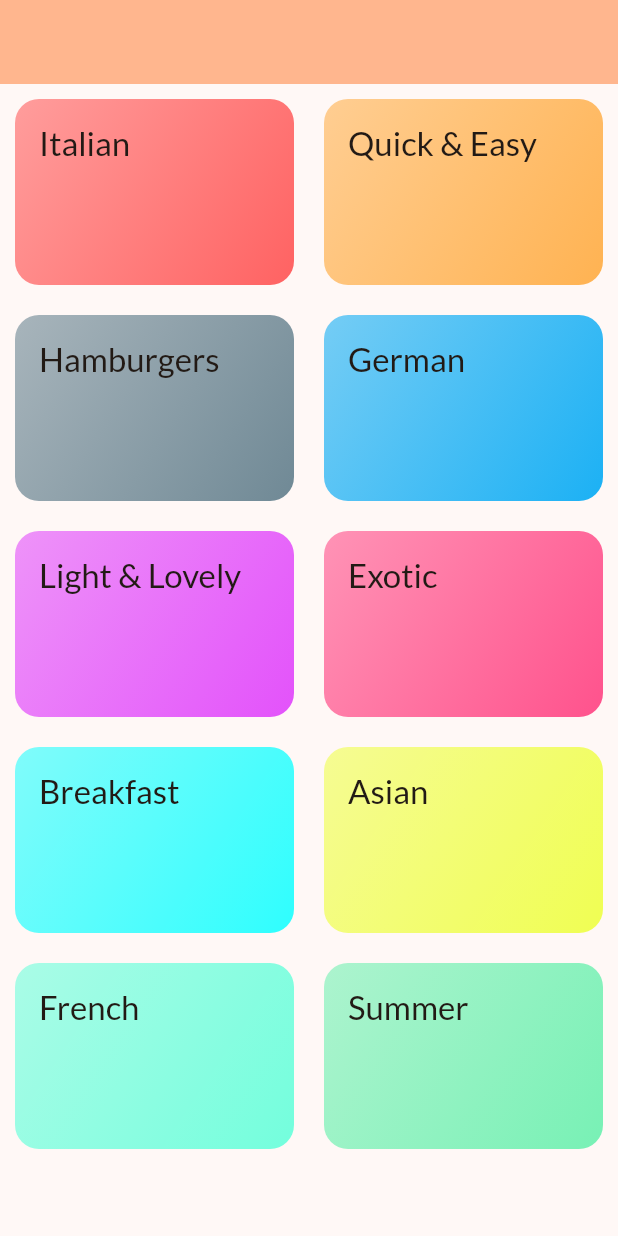
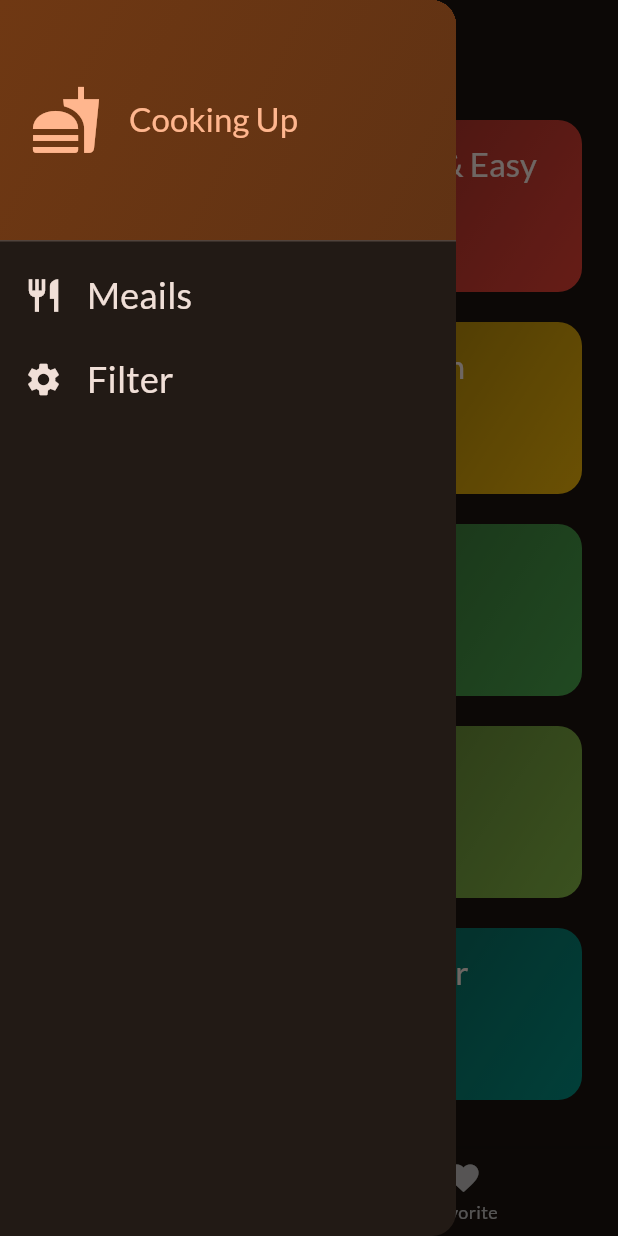
Before and after one commit to Noumanulhaq16/MealApp, a Flutter app: the screen it shows after launch, with the side drawer open (before the commit the screen has no drawer), on a phone screen of 412 x 824 dp. Run offline on Flutter 3.47's test engine with Material 2 defaults, Android fonts, the phone set to English and light mode, and no system bars; our stand-ins replace google_fonts, transparent_image.

Commit message:
Compelete MealAPp

```diff
--- a/lib/data/dummy.data.dart
+++ b/lib/data/dummy.data.dart
@@ -2,17 +2,58 @@ import 'package:flutter/material.dart';
 import 'package:meal_app/models/category.model.dart';
 import 'package:meal_app/models/meals.model.dart';
 
+// Constants in Dart should be written in lowerCamelcase.
 const availableCategories = [
-  Category(id: 'c1', title: 'Italian', color: Colors.redAccent),
-  Category(id: 'c2', title: 'Quick & Easy', color: Colors.orangeAccent),
-  Category(id: 'c3', title: 'Hamburgers', color: Colors.blueGrey),
-  Category(id: 'c4', title: 'German', color: Colors.lightBlue),
-  Category(id: 'c5', title: 'Light & Lovely', color: Colors.purpleAccent),
-  Category(id: 'c6', title: 'Exotic', color: Colors.pinkAccent),
-  Category(id: 'c7', title: 'Breakfast', color: Colors.cyanAccent),
-  Category(id: 'c8', title: 'Asian', color: Colors.limeAccent),
-  Category(id: 'c9', title: 'French', color: Colors.tealAccent),
-  Category(id: 'c10', title: 'Summer', color: Colors.greenAccent),
+  Category(
+    id: 'c1',
+    title: 'Italian',
+    color: Colors.purple,
+  ),
+  Category(
+    id: 'c2',
+    title: 'Quick & Easy',
+    color: Colors.red,
+  ),
+  Category(
+    id: 'c3',
+    title: 'Hamburgers',
+    color: Colors.orange,
+  ),
+  Category(
+    id: 'c4',
+    title: 'German',
+    color: Colors.amber,
+  ),
+  Category(
+    id: 'c5',
+    title: 'Light & Lovely',
+    color: Colors.blue,
+  ),
+  Category(
+    id: 'c6',
+    title: 'Exotic',
+    color: Colors.green,
+  ),
+  Category(
+    id: 'c7',
+    title: 'Breakfast',
+    color: Colors.lightBlue,
+  ),
+  Category(
+    id: 'c8',
+    title: 'Asian',
+    color: Colors.lightGreen,
+  ),
+  Category(
+    id: 'c9',
+    title: 'French',
+    color: Colors.pink,
+  ),
+  Category(
+    id: 'c10',
+    title: 'Summer',
+    color: Colors.teal,
+  ),
 ];
 
 const dummyMeals = [
--- a/lib/main.dart
+++ b/lib/main.dart
@@ -1,6 +1,6 @@
 import 'package:flutter/material.dart';
-import 'package:meal_app/screens/categories.screen.dart';
 import 'package:google_fonts/google_fonts.dart';
+import 'package:meal_app/screens/tab.screen.dart';
 
 void main() {
   runApp(const MyApp());
@@ -9,8 +9,8 @@ void main() {
 final themeData = ThemeData(
   useMaterial3: true,
   colorScheme: ColorScheme.fromSeed(
+    brightness: Brightness.dark,
     seedColor: const Color.fromARGB(255, 131, 57, 0),
-    brightness: Brightness.light,
   ),
   textTheme: GoogleFonts.latoTextTheme(),
 );
@@ -23,7 +23,7 @@ class MyApp extends StatelessWidget {
     return MaterialApp(
       title: 'Meal App',
       theme: themeData,
-      home: const CategoriesScreen(),
+      home: const TabScreen(),
     );
   }
 }
--- a/lib/screens/categories.screen.dart
+++ b/lib/screens/categories.screen.dart
@@ -1,13 +1,21 @@
 import 'package:flutter/material.dart';
 import 'package:meal_app/data/dummy.data.dart';
 import 'package:meal_app/models/category.model.dart';
+import 'package:meal_app/models/meals.model.dart';
 import 'package:meal_app/screens/meals.screen.dart';
 import 'package:meal_app/screens/widgets/categoriesWidgets/grid_items.widgets.dart';
 
 class CategoriesScreen extends StatelessWidget {
-  const CategoriesScreen({super.key});
+  const CategoriesScreen(
+      {super.key,
+      required this.onToggleFavorite,
+      required this.availableMeals});
+
+  final void Function(Meal meal) onToggleFavorite;
+  final List<Meal> availableMeals;
+
   void _selectCategory(BuildContext context, Category category) {
-    final filterMeal = dummyMeals
+    final filterMeal = availableMeals
         .where((element) => element.categories.contains(category.id))
         .toList();
     Navigator.of(context).push(
@@ -15,6 +23,7 @@ class CategoriesScreen extends StatelessWidget {
         builder: (ctx) => MealsScreen(
           title: category.title,
           meals: filterMeal,
+          onToggleFavorite: onToggleFavorite,
         ),
       ),
     );
@@ -22,12 +31,8 @@ class CategoriesScreen extends StatelessWidget {
 
   @override
   Widget build(BuildContext context) {
-    return Scaffold(
-      appBar: AppBar(
-        backgroundColor: Theme.of(context).colorScheme.inversePrimary,
-      ),
-      body: GridView(
-        padding: const EdgeInsets.all(10),
+    return GridView(
+      padding: const EdgeInsets.all(24),
       gridDelegate: const SliverGridDelegateWithFixedCrossAxisCount(
         crossAxisCount: 2,
         childAspectRatio: 3 / 2,
@@ -35,13 +40,15 @@ class CategoriesScreen extends StatelessWidget {
         mainAxisSpacing: 20,
       ),
       children: [
+        // availableCategories.map((category) => CategoryGridItem(category: category)).toList()
         for (final category in availableCategories)
           CategoriesGridItems(
             category: category,
-              onSelectCategory: () => _selectCategory(context, category),
+            onSelectCategory: () {
+              _selectCategory(context, category);
+            },
           )
       ],
-      ),
     );
   }
 }
--- /dev/null
+++ b/lib/screens/tab.screen.dart
@@ -0,0 +1,128 @@
+import 'package:flutter/material.dart';
+import 'package:meal_app/data/dummy.data.dart';
+import 'package:meal_app/models/meals.model.dart';
+import 'package:meal_app/screens/categories.screen.dart';
+import 'package:meal_app/screens/filters.screen.dart';
+import 'package:meal_app/screens/meals.screen.dart';
+import 'package:meal_app/screens/widgets/drawerWidgets/main_drawer.widgets.dart';
+
+const kInitialFilters = {
+  Filter.glutenFree: false,
+  Filter.vegan: false,
+  Filter.lactoseFree: false,
+  Filter.vegetarian: false
+};
+
+class TabScreen extends StatefulWidget {
+  const TabScreen({super.key});
+
+  @override
+  State<TabScreen> createState() => _TabScreenState();
+}
+
+class _TabScreenState extends State<TabScreen> {
+  int _selectedPageIndex = 0;
+  final List<Meal> _favoriteMeals = [];
+  late Map<Filter, bool> _selectFilters = kInitialFilters;
+
+  void _showInfoMessage(String message) {
+    ScaffoldMessenger.of(context).clearSnackBars();
+    ScaffoldMessenger.of(context).showSnackBar(
+      SnackBar(
+        content: Text(message),
+      ),
+    );
+  }
+
+  void _toggleMealFavoriteStatus(Meal meal) {
+    final isExisting = _favoriteMeals.contains(meal);
+
+    if (isExisting) {
+      setState(() {
+        _favoriteMeals.remove(meal);
+      });
+      _showInfoMessage('Meal is no longer a favorite.');
+    } else {
+      setState(() {
+        _favoriteMeals.add(meal);
+        _showInfoMessage('Marked as a favorite!');
+      });
+    }
+  }
+
+  void _selectPage(int index) {
+    setState(() {
+      _selectedPageIndex = index;
+    });
+  }
+
+  void _setScreen(String identifier) async {
+    Navigator.of(context).pop();
+    if (identifier == 'filters') {
+      final result = await Navigator.of(context).push<Map<Filter, bool>>(
+        MaterialPageRoute(
+          builder: (context) => FilterScreen(
+            currentFilter: _selectFilters,
+          ),
+        ),
+      );
+      setState(() {
+        _selectFilters = result ?? kInitialFilters;
+      });
+    }
+  }
+
+  @override
+  Widget build(BuildContext context) {
+    final availableMeals = dummyMeals.where((meal) {
+      if (_selectFilters[Filter.glutenFree]! && !meal.isGlutenFree) {
+        return false;
+      }
+      if (_selectFilters[Filter.lactoseFree]! && !meal.isLactoseFree) {
+        return false;
+      }
+      if (_selectFilters[Filter.vegan]! && !meal.isVegan) {
+        return false;
+      }
+      if (_selectFilters[Filter.vegetarian]! && !meal.isVegetarian) {
+        return false;
+      }
+      return true;
+    }).toList();
+
+    Widget activePage = CategoriesScreen(
+      onToggleFavorite: _toggleMealFavoriteStatus,
+      availableMeals: availableMeals,
+    );
+
+    var activePageTitle = 'Categories';
+
+    if (_selectedPageIndex == 1) {
+      activePage = MealsScreen(
+        meals: _favoriteMeals,
+        onToggleFavorite: _toggleMealFavoriteStatus,
+      );
+      activePageTitle = 'Your Favorites';
+    }
+
+    return Scaffold(
+      appBar: AppBar(
+        title: Text(activePageTitle),
+      ),
+      drawer: MainDrawer(
+        onSelectScreen: _setScreen,
+      ),
+      body: activePage,
+      bottomNavigationBar: BottomNavigationBar(
+        onTap: _selectPage,
+        currentIndex: _selectedPageIndex,
+        items: const [
+          BottomNavigationBarItem(
+              icon: Icon(Icons.category), label: "Category"),
+          BottomNavigationBarItem(
+              icon: Icon(Icons.favorite), label: "Favorite"),
+        ],
+      ),
+    );
+  }
+}
--- /dev/null
+++ b/lib/screens/widgets/drawerWidgets/main_drawer.widgets.dart
@@ -0,0 +1,78 @@
+import 'package:flutter/material.dart';
+
+class MainDrawer extends StatelessWidget {
+  const MainDrawer({super.key, required this.onSelectScreen});
+
+  final void Function(String identifier) onSelectScreen;
+
+  @override
+  Widget build(BuildContext context) {
+    return Drawer(
+      child: Column(
+        children: [
+          DrawerHeader(
+            padding: const EdgeInsets.all(20),
+            decoration: BoxDecoration(
+              gradient: LinearGradient(
+                colors: [
+                  Theme.of(context).colorScheme.primaryContainer,
+                  Theme.of(context)
+                      .colorScheme
+                      .primaryContainer
+                      .withOpacity(0.8),
+                ],
+                begin: Alignment.topLeft,
+                end: Alignment.bottomRight,
+              ),
+            ),
+            child: Row(
+              children: [
+                Icon(Icons.fastfood,
+                    size: 48, color: Theme.of(context).colorScheme.primary),
+                const SizedBox(width: 18),
+                Text(
+                  'Cooking Up',
+                  style: Theme.of(context).textTheme.titleLarge!.copyWith(
+                        color: Theme.of(context).colorScheme.primary,
+                      ),
+                )
+              ],
+            ),
+          ),
+          ListTile(
+            leading: Icon(
+              Icons.restaurant,
+              size: 26,
+              color: Theme.of(context).colorScheme.onBackground,
+            ),
+            title: Text(
+              'Meails',
+              style: Theme.of(context).textTheme.titleSmall!.copyWith(
+                  color: Theme.of(context).colorScheme.onBackground,
+                  fontSize: 24),
+            ),
+            onTap: () {
+              onSelectScreen('meals');
+            },
+          ),
+          ListTile(
+            leading: Icon(
+              Icons.settings,
+              size: 26,
+              color: Theme.of(context).colorScheme.onBackground,
+            ),
+            title: Text(
+              'Filter',
+              style: Theme.of(context).textTheme.titleSmall!.copyWith(
+                  color: Theme.of(context).colorScheme.onBackground,
+                  fontSize: 24),
+            ),
+            onTap: () {
+              onSelectScreen('filters');
+            },
+          )
+        ],
+      ),
+    );
+  }
+}
```
Also changed, not shown: lib/screens/filters.screen.dart (added, +138 -0 lines), lib/screens/meal_details.screen.dart (+47 -5 lines), lib/screens/meals.screen.dart (+15 -4 lines). Lines whose indentation alone changed are shown as unchanged.
